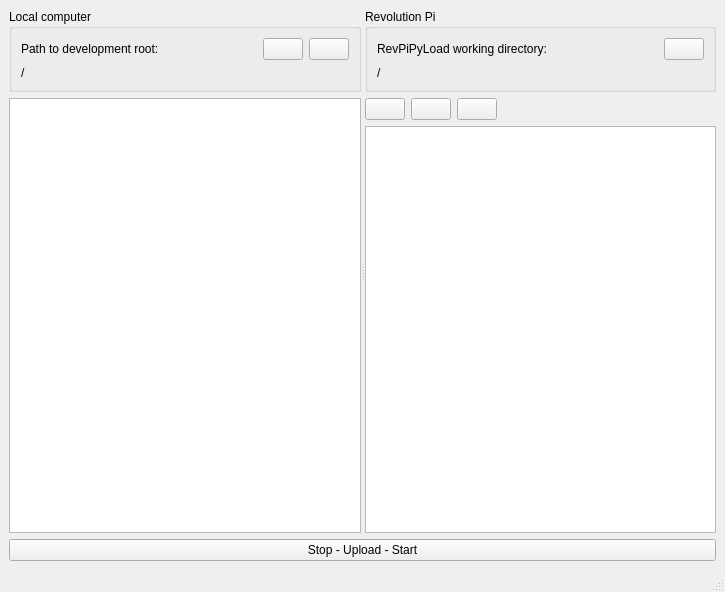
naruxde/revpicommander, file include/ui_dev/files.ui: the form before one commit.
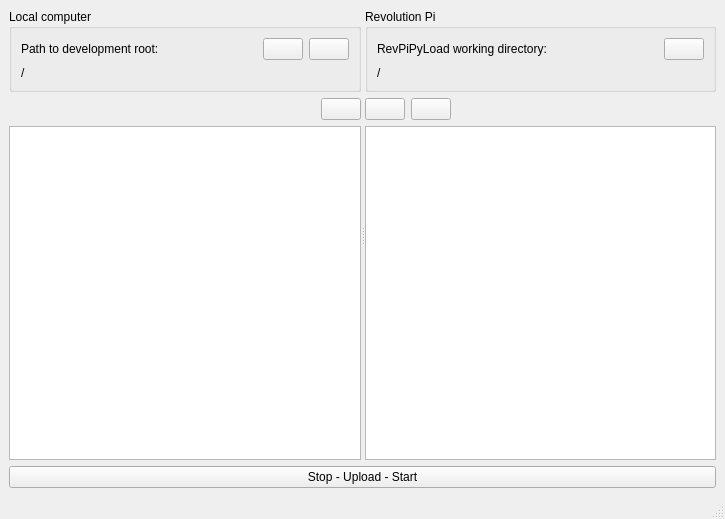
The form after the commit. Icons and pictures are not drawn.

Diff of the .ui file:
```diff
--- a/include/ui_dev/files.ui
+++ b/include/ui_dev/files.ui
@@ -7,7 +7,7 @@
     <x>0</x>
     <y>0</y>
     <width>725</width>
-    <height>592</height>
+    <height>519</height>
    </rect>
   </property>
   <property name="windowTitle">
@@ -94,6 +94,43 @@
           </layout>
          </widget>
         </item>
+        <item>
+         <layout class="QHBoxLayout" name="hl_revpi_2">
+          <item>
+           <spacer name="hs_local">
+            <property name="orientation">
+             <enum>Qt::Horizontal</enum>
+            </property>
+            <property name="sizeHint" stdset="0">
+             <size>
+              <width>40</width>
+              <height>20</height>
+             </size>
+            </property>
+           </spacer>
+          </item>
+          <item>
+           <widget class="QPushButton" name="btn_to_right">
+            <property name="text">
+             <string/>
+            </property>
+            <property name="icon">
+             <iconset resource="ressources.qrc">
+              <normaloff>:/action/ico/arrow-right.ico</normaloff>:/action/ico/arrow-right.ico</iconset>
+            </property>
+            <property name="iconSize">
+             <size>
+              <width>24</width>
+              <height>24</height>
+             </size>
+            </property>
+            <property name="autoDefault">
+             <bool>false</bool>
+            </property>
+           </widget>
+          </item>
+         </layout>
+        </item>
         <item>
          <widget class="QTreeWidget" name="tree_files_local">
           <property name="editTriggers">
@@ -179,26 +216,6 @@
         </item>
         <item>
          <layout class="QHBoxLayout" name="hl_revpi">
-          <item>
-           <widget class="QPushButton" name="btn_to_right">
-            <property name="text">
-             <string/>
-            </property>
-            <property name="icon">
-             <iconset resource="ressources.qrc">
-              <normaloff>:/action/ico/arrow-right.ico</normaloff>:/action/ico/arrow-right.ico</iconset>
-            </property>
-            <property name="iconSize">
-             <size>
-              <width>24</width>
-              <height>24</height>
-             </size>
-            </property>
-            <property name="autoDefault">
-             <bool>false</bool>
-            </property>
-           </widget>
-          </item>
           <item>
            <widget class="QPushButton" name="btn_to_left">
             <property name="text">
```
Left out of the diff: 4 changed lines with no effect on the pictures.
